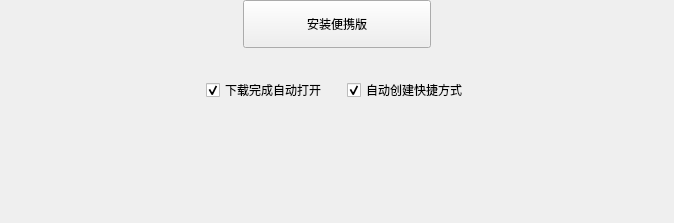
Before: the Qt Designer form app/pages/pageconfigportable.ui in liangtie/kicad-installer, drawn with Qt 5.
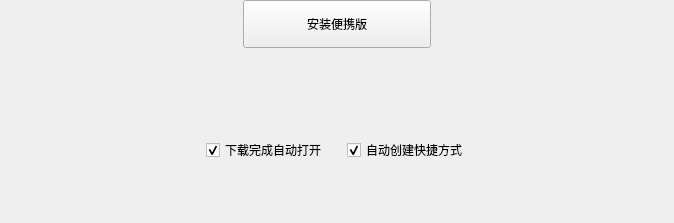
After: the same form once the commit is applied.

The edit to the form file:
```diff
--- a/app/pages/pageconfigportable.ui
+++ b/app/pages/pageconfigportable.ui
@@ -56,13 +56,29 @@
     </layout>
    </item>
    <item>
+    <widget class="QWidget" name="www" native="true">
+     <property name="sizePolicy">
+      <sizepolicy hsizetype="Preferred" vsizetype="Expanding">
+       <horstretch>0</horstretch>
+       <verstretch>0</verstretch>
+      </sizepolicy>
+     </property>
     <layout class="QHBoxLayout" name="horizontalLayout">
      <property name="spacing">
       <number>20</number>
      </property>
+      <property name="leftMargin">
+       <number>0</number>
+      </property>
      <property name="topMargin">
       <number>30</number>
      </property>
+      <property name="rightMargin">
+       <number>0</number>
+      </property>
+      <property name="bottomMargin">
+       <number>0</number>
+      </property>
      <item>
       <spacer name="horizontalSpacer">
        <property name="orientation">
@@ -110,19 +126,7 @@
       </spacer>
      </item>
     </layout>
-   </item>
-   <item>
-    <spacer name="verticalSpacer">
-     <property name="orientation">
-      <enum>Qt::Orientation::Vertical</enum>
-     </property>
-     <property name="sizeHint" stdset="0">
-      <size>
-       <width>20</width>
-       <height>53</height>
-      </size>
-     </property>
-    </spacer>
+    </widget>
    </item>
   </layout>
  </widget>
```
Lines whose indentation alone changed are shown as unchanged.
